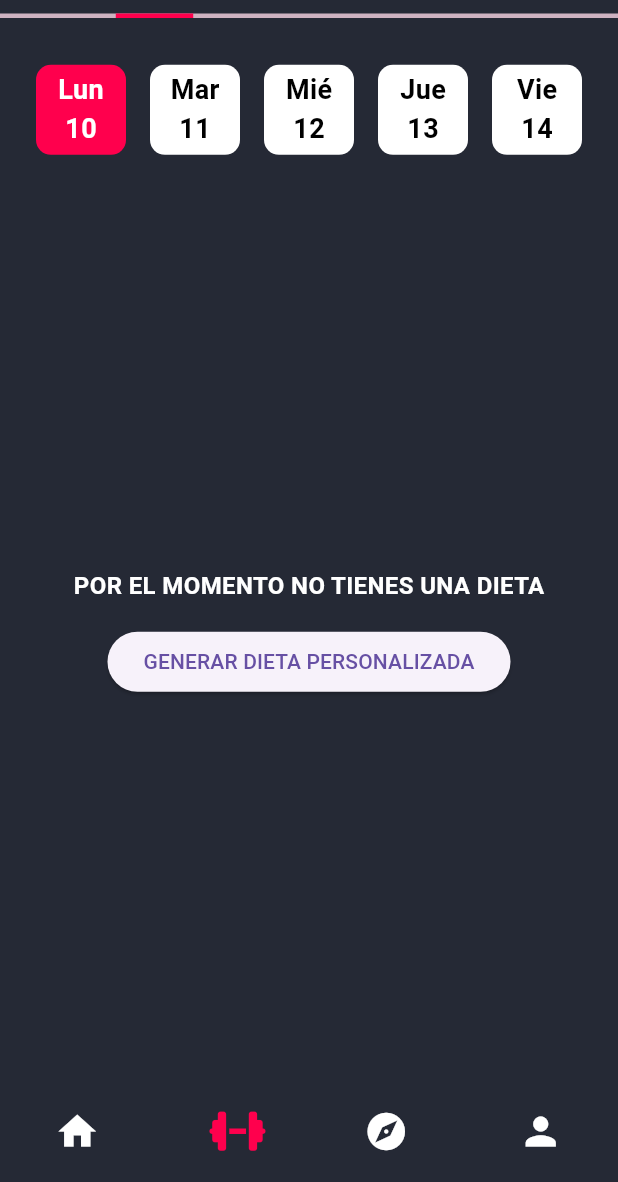
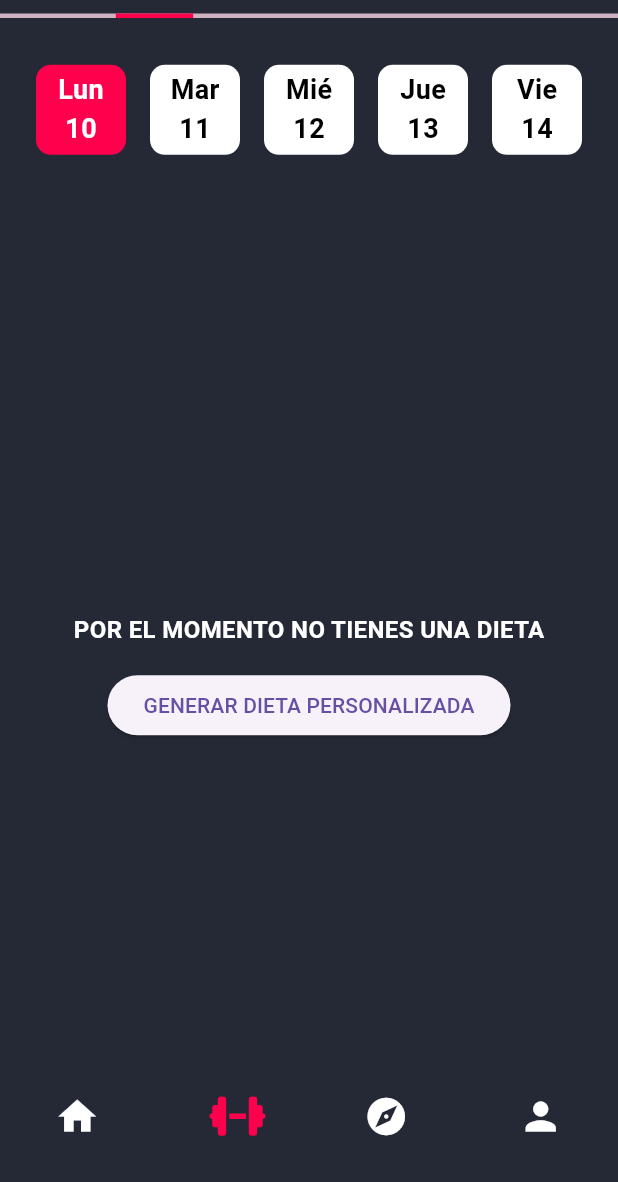
Before and after one commit to Victor78970513/Jayani-Power, a Flutter app: the TabsPage screen opened directly, item 2 of the bottom bar chosen, on a phone screen of 412 x 824 dp, the part 54-1236 px from its top. Run offline on Flutter 3.47's test engine with Material 3 defaults, Android fonts, the light colour scheme and no system bars; our stand-ins replace animate_do, cloud_firestore, dio, firebase_auth, firebase_core, firebase_storage and 8 more; missing offline and left inert: flutter_facebook_auth; accounts and stored records are empty.

Commit message:
navbar fixed

```diff
--- a/lib/features/custom_plans/pages/diets_page.dart
+++ b/lib/features/custom_plans/pages/diets_page.dart
@@ -22,11 +22,7 @@ class _DietsPageState extends State<DietsPage> {
       builder: (context, state) {
         switch (state) {
           case CustomDietSuccessState():
-            return SizedBox(
-              height: double.infinity,
-              width: double.infinity,
-              child: SuccessCustomDietWidget(onPressed: checkDiet),
-            );
+            return SuccessCustomDietWidget(onPressed: checkDiet);
 
           case CustomDietLoadingState():
             return const LoadingCustomDietWidget();
--- a/lib/features/custom_plans/pages/exercise_page.dart
+++ b/lib/features/custom_plans/pages/exercise_page.dart
@@ -28,11 +28,7 @@ class _ExercisePageState extends State<ExercisePage> {
       builder: (context, state) {
         switch (state) {
           case CustomExerciseSuccessState():
-            return const SizedBox(
-              height: double.infinity,
-              width: double.infinity,
-              child: SuccessCustomExerciseWidget(),
-            );
+            return const SuccessCustomExerciseWidget();
           case CustomExerciseLoadingState():
             return const LoadingCustomExerciseWidget();
 
--- a/lib/features/tabs/pages/tabs_page.dart
+++ b/lib/features/tabs/pages/tabs_page.dart
@@ -1,4 +1,5 @@
 import 'package:flutter/material.dart';
+import 'package:flutter/widgets.dart';
 import 'package:flutter_bloc/flutter_bloc.dart';
 import 'package:jayani_power/features/custom_plans/pages/custom_plans_page.dart';
 import 'package:jayani_power/features/home/pages/home_page.dart';
@@ -15,7 +16,7 @@ class TabsPage extends StatelessWidget {
     return BlocBuilder<NavbarCubit, int>(
       builder: (context, state) {
         return Scaffold(
-          body: Column(
+          body: Stack(
             children: [
               Expanded(
                 child: IndexedStack(
@@ -28,7 +29,8 @@ class TabsPage extends StatelessWidget {
                   ],
                 ),
               ),
-              const TabsNavBar(),
+              const Align(
+                  alignment: Alignment.bottomCenter, child: TabsNavBar()),
             ],
           ),
         );
--- a/lib/features/tabs/widgets/tabs_nav_bar.dart
+++ b/lib/features/tabs/widgets/tabs_nav_bar.dart
@@ -8,8 +8,10 @@ class TabsNavBar extends StatelessWidget {
 
   @override
   Widget build(BuildContext context) {
-    return const Padding(
-      padding: EdgeInsets.only(bottom: 10),
+    return Container(
+      color: const Color(0xff252935),
+      child: const Padding(
+        padding: EdgeInsets.only(bottom: 20),
         child: Row(
           mainAxisAlignment: MainAxisAlignment.spaceAround,
           children: [
@@ -18,6 +20,7 @@ class TabsNavBar extends StatelessWidget {
             NavBarItem(icon: Icons.explore, index: 2),
             NavBarItem(icon: Icons.person, index: 3)
           ],
+        ),
       ),
     );
   }
```
Also changed, not shown: 1 other file. Lines whose indentation alone changed are shown as unchanged.
